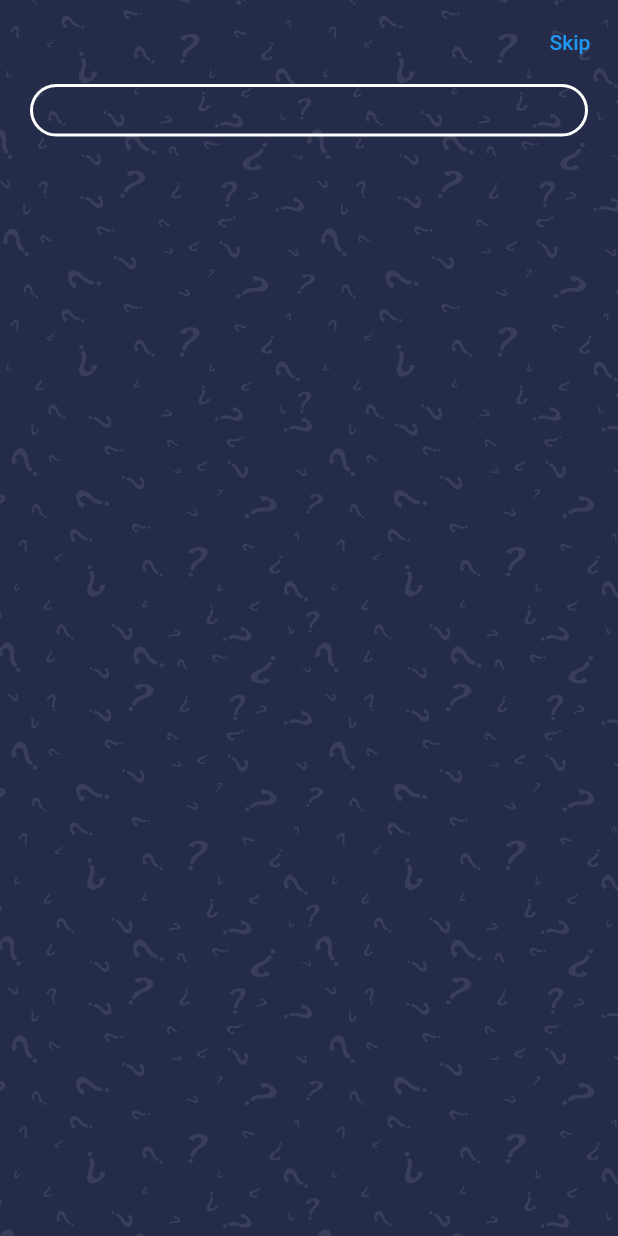
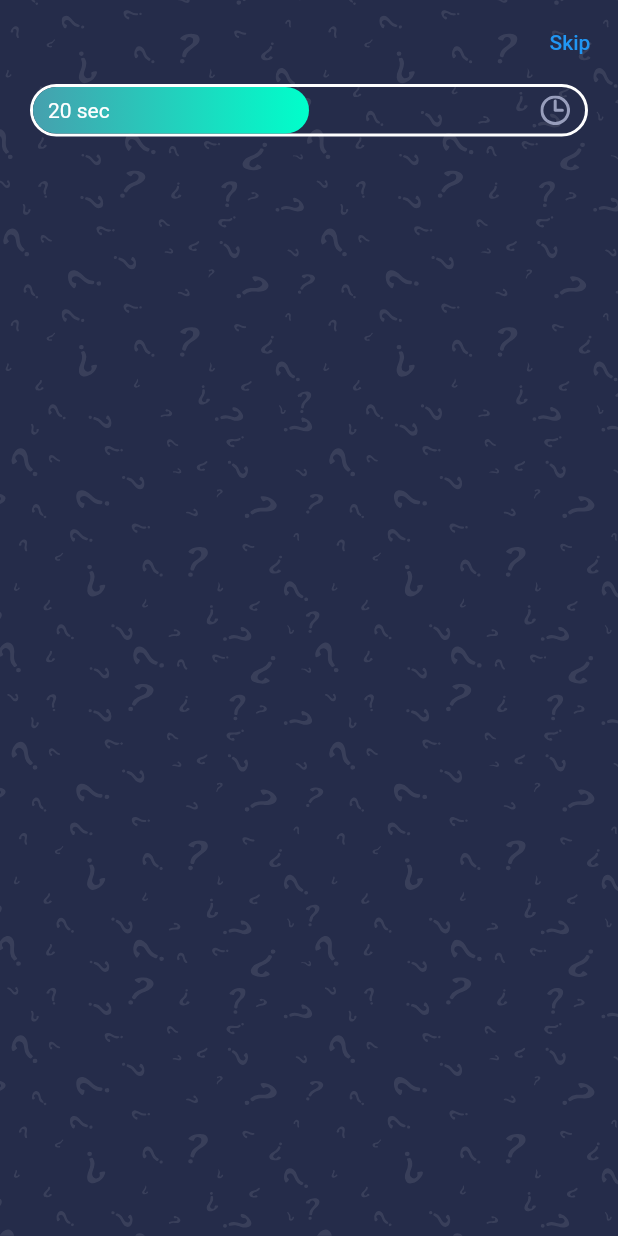
Before and after one commit to nazmulkhanliton/Flutter-Quiz-App, a Flutter app: the screen it shows after launch, on a phone screen of 412 x 824 dp. Run offline on Flutter 3.47's test engine with Material 2 defaults, Android fonts, the phone set to English and light mode, and no system bars; our stand-ins replace websafe_svg; missing offline and left inert: dart:ffi.

Commit message:
quiz app

```diff
--- /dev/null
+++ b/lib/controller/question_controller.dart
@@ -0,0 +1,3 @@
+
+
+//write controller code here
--- a/lib/screens/quiz/components/body.dart
+++ b/lib/screens/quiz/components/body.dart
@@ -1,4 +1,5 @@
 import 'package:flutter/material.dart';
+import 'package:quiz_app/screens/quiz/components/progress_bar.dart';
 import 'package:websafe_svg/websafe_svg.dart';
 
 import '../../../constants.dart';
@@ -7,6 +8,7 @@ class Body extends StatelessWidget {
   const Body({
     Key key,
   }) : super(key: key);
+
 
   @override
   Widget build(BuildContext context) {
@@ -24,13 +26,10 @@ class Body extends StatelessWidget {
         SafeArea(
           child: Padding(
             padding: const EdgeInsets.symmetric(horizontal: kDefaultPadding),
-            child: Container(
-              width: double.infinity,
-              height: 35,
-              decoration: BoxDecoration(
-                border: Border.all(color: Colors.white, width: 2),
-                borderRadius: BorderRadius.circular(50),
-              ),
+            child: Column(
+              children: [
+                Progressbar(),
+              ],
             ),
           ),
         ),
--- /dev/null
+++ b/lib/screens/quiz/components/progress_bar.dart
@@ -0,0 +1,45 @@
+import 'package:flutter/material.dart';
+import 'package:websafe_svg/websafe_svg.dart';
+
+import '../../../constants.dart';
+
+class Progressbar extends StatelessWidget {
+  const Progressbar({Key key}) : super(key: key);
+
+  @override
+  Widget build(BuildContext context) {
+    return Container(
+      width: double.infinity,
+      height: 35,
+      decoration: BoxDecoration(
+        border: Border.all(color: Colors.white, width: 2),
+        borderRadius: BorderRadius.circular(50),
+      ),
+      child: Stack(
+        children: [
+          LayoutBuilder(
+            builder: (context, constraints) => Container(
+              width: constraints.maxWidth * 0.5,
+              decoration: BoxDecoration(
+                gradient: kPrimaryGradient,
+                borderRadius: BorderRadius.circular(50),
+              ),
+            ),
+          ),
+          Positioned.fill(
+            child: Padding(
+              padding: const EdgeInsets.symmetric(horizontal: kDefaultPadding/2),
+              child: Row(
+                mainAxisAlignment: MainAxisAlignment.spaceBetween,
+                children: [
+                  Text("20 sec"),
+                  WebsafeSvg.asset("assets/icons/clock.svg"),
+                ],
+              ),
+            ),
+          ),
+        ],
+      ),
+    );
+  }
+}
```
